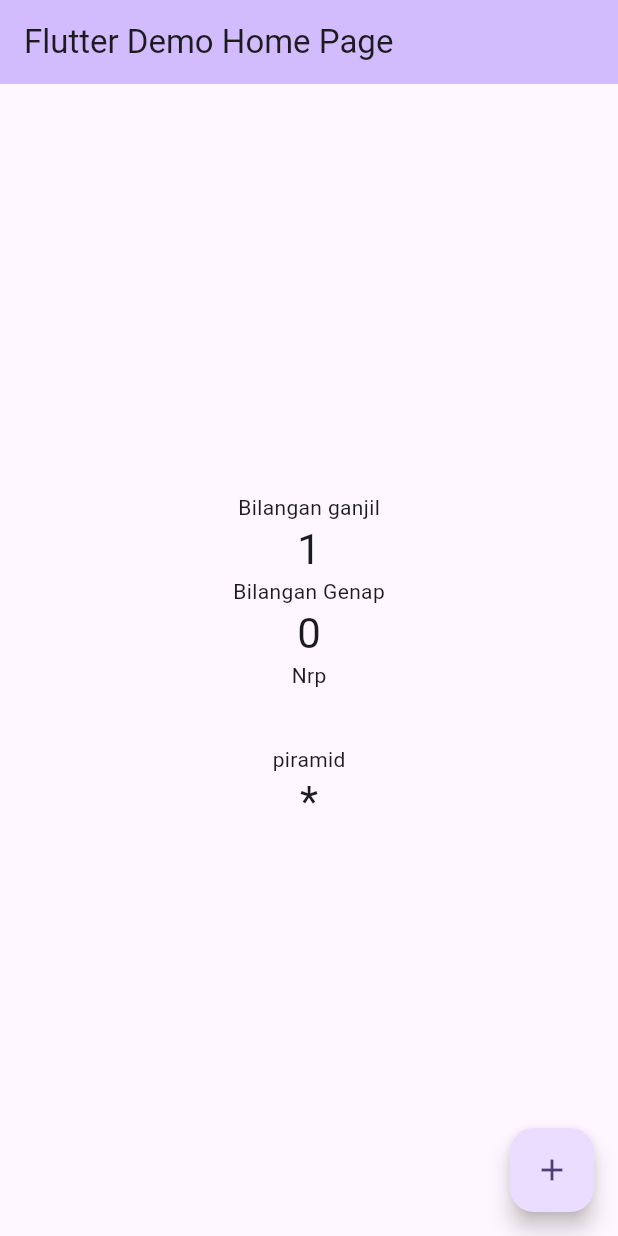
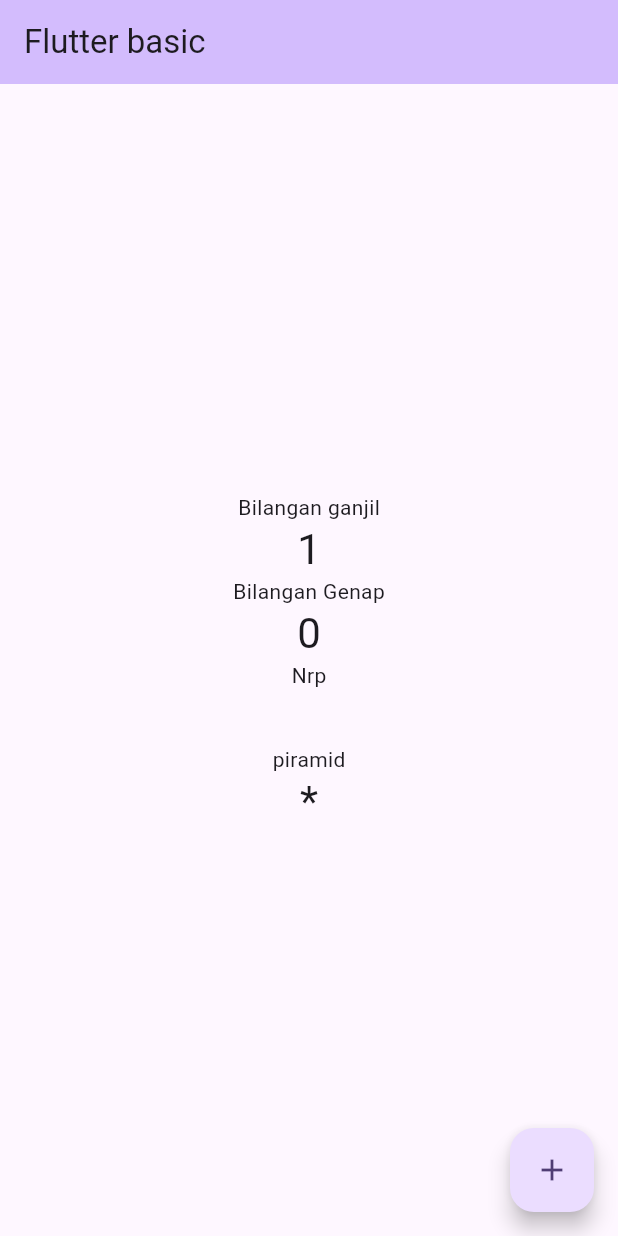
Before and after one commit to JEKI-77/flutter_basic, a Flutter app: the screen it shows after launch, on a phone screen of 412 x 824 dp. Run offline on Flutter 3.47's test engine with Material 3 defaults, Android fonts, the phone set to English and light mode, and no system bars.

Commit message:
firs commit

```diff
--- a/lib/main.dart
+++ b/lib/main.dart
@@ -18,7 +18,7 @@ class MyApp extends StatelessWidget {
         colorScheme: ColorScheme.fromSeed(seedColor: Colors.deepPurple),
         useMaterial3: true,
       ),
-      home: const MyHomePage(title: 'Flutter Demo Home Page'),
+      home: const MyHomePage(title: 'Flutter basic'),
     );
   }
 }
```
